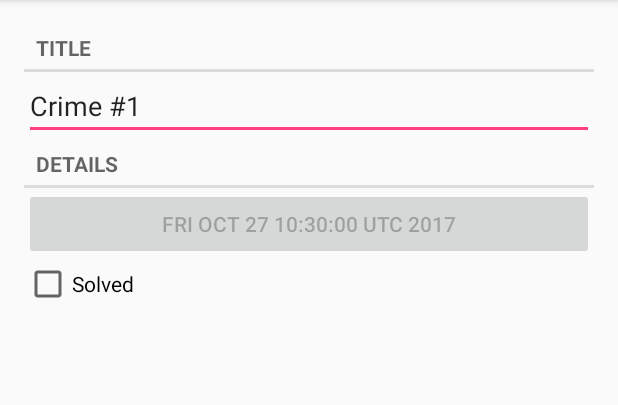
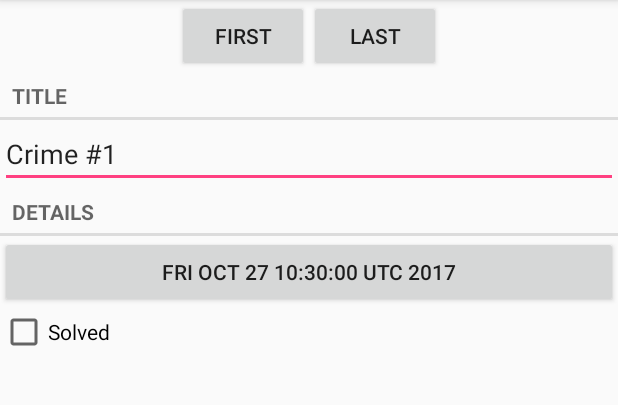
Before and after one commit to hatemsalem/CriminalIntent, an Android app: the screen it shows after launch (CrimeActivity before the commit, CrimePagerActivity after it), after a tap on an icon or button, on a phone screen of 412 x 824 dp, the part 84-489 px from its top. Run offline under Robolectric (Android 15) with nearby library versions, the phone set to English and light mode, and no system bars.

Commit message:
Implementation of Chapter 11 & Chapter 12

```diff
--- a/app/build.gradle
+++ b/app/build.gradle
@@ -26,6 +26,6 @@ dependencies {
     })
     compile 'com.android.support:appcompat-v7:26.+'
     compile 'com.android.support.constraint:constraint-layout:1.0.2'
+    compile 'com.android.support:recyclerview-v7:26.0.0-alpha1'
     testCompile 'junit:junit:4.12'
-    compile 'com.android.support:recyclerview-v7:26.0.0-alpha1'
 }
--- a/app/src/main/AndroidManifest.xml
+++ b/app/src/main/AndroidManifest.xml
@@ -18,6 +18,8 @@
         </activity>
         <activity android:name=".CrimeActivity">
         </activity>
+        <activity android:name=".CrimePagerActivity">
+        </activity>
     </application>
 
 </manifest>
--- a/app/src/main/java/com/itraters/criminalintent/CrimeFragment.java
+++ b/app/src/main/java/com/itraters/criminalintent/CrimeFragment.java
@@ -1,8 +1,11 @@
 package com.itraters.criminalintent;
 
+import android.app.Activity;
+import android.content.Intent;
 import android.os.Bundle;
 import android.support.annotation.Nullable;
 import android.support.v4.app.Fragment;
+import android.support.v4.app.FragmentManager;
 import android.text.Editable;
 import android.text.TextWatcher;
 import android.view.LayoutInflater;
@@ -13,6 +16,7 @@ import android.widget.CheckBox;
 import android.widget.CompoundButton;
 import android.widget.EditText;
 
+import java.util.Date;
 import java.util.UUID;
 
 import static android.widget.CompoundButton.*;
@@ -24,6 +28,8 @@ import static android.widget.CompoundButton.*;
 public class CrimeFragment extends Fragment
 {
     private static final String ARG_CRIME_ID="crimeId";
+    private static final String DIALOG_DATE="DialogDate";
+    private static final int REQUEST_DATE=0;
     private Crime crime;
     private Button dateButton;
     private EditText titleField;
@@ -53,8 +59,18 @@ public class CrimeFragment extends Fragment
 
         View v=inflater.inflate(R.layout.fragment_crime,container,false);
         dateButton=(Button)v.findViewById(R.id.crimeDate);
-        dateButton.setText(crime.getDate().toString());
-        dateButton.setEnabled(false);
+        updateDate();
+        dateButton.setOnClickListener(new OnClickListener()
+        {
+            @Override
+            public void onClick(View v)
+            {
+                FragmentManager fm=getFragmentManager();
+                DatePickerFragment dialog=DatePickerFragment.newInstance(crime.getDate());
+                dialog.setTargetFragment(CrimeFragment.this,REQUEST_DATE);
+                dialog.show(fm,DIALOG_DATE);
+            }
+        });
         titleField =(EditText) v.findViewById(R.id.crimeTitle);
         titleField.setText(crime.getTitle());
         titleField.addTextChangedListener(new TextWatcher()
@@ -92,4 +108,20 @@ public class CrimeFragment extends Fragment
         return  v;
     }
 
+    @Override
+    public void onActivityResult(int requestCode, int resultCode, Intent data)
+    {
+        if(resultCode== Activity.RESULT_OK && requestCode==REQUEST_DATE)
+        {
+            Date date=(Date)data.getSerializableExtra(DatePickerFragment.EXTRA_DATE);
+            crime.setDate(date);
+            updateDate();
+        }
+        super.onActivityResult(requestCode, resultCode, data);
+
+    }
+    private void updateDate()
+    {
+        dateButton.setText(crime.getDate().toString());
+    }
 }
--- a/app/src/main/java/com/itraters/criminalintent/CrimeListFragment.java
+++ b/app/src/main/java/com/itraters/criminalintent/CrimeListFragment.java
@@ -13,6 +13,7 @@ import android.text.format.DateFormat;
 import android.view.LayoutInflater;
 import android.view.View;
 import android.view.ViewGroup;
+import android.widget.Button;
 import android.widget.ImageView;
 import android.widget.TextView;
 import android.widget.Toast;
@@ -34,6 +35,7 @@ public class CrimeListFragment extends Fragment
         View view=inflater.inflate(R.layout.fragment_crime_list,container,false);
         crimesRecyclerView=view.findViewById(R.id.recyclerView);
         crimesRecyclerView.setLayoutManager(new LinearLayoutManager(getActivity()));
+
         return view;
     }
 
@@ -54,7 +56,7 @@ public class CrimeListFragment extends Fragment
         else
         {
             adapter.notifyDataSetChanged();
-            adapter.notifyItemChanged(lastViewedPosition);
+//            adapter.notifyItemChanged(lastViewedPosition);
 
         }
 
@@ -90,7 +92,7 @@ public class CrimeListFragment extends Fragment
                 @Override
                 public void onClick(View v)
                 {
-                   startActivity( CrimeActivity.newIntent(getActivity(),crime.getId()));
+                   startActivity( CrimePagerActivity.newIntent(getActivity(),position));
                     lastViewedPosition=position;
                 }
             });
--- /dev/null
+++ b/app/src/main/java/com/itraters/criminalintent/CrimePagerActivity.java
@@ -0,0 +1,95 @@
+package com.itraters.criminalintent;
+
+import android.content.Context;
+import android.content.Intent;
+import android.os.Bundle;
+import android.support.v4.app.Fragment;
+import android.support.v4.app.FragmentManager;
+import android.support.v4.app.FragmentStatePagerAdapter;
+import android.support.v4.view.ViewPager;
+import android.support.v7.app.AppCompatActivity;
+import android.util.AttributeSet;
+import android.view.View;
+import android.widget.Button;
+
+public class CrimePagerActivity extends AppCompatActivity
+{
+    ViewPager viewPager;
+    Button firstButton;
+    Button lastButton;
+    private static final String EXTRA_START_POS="com.itraters.criminalintent.start_pos";
+    public static Intent newIntent(Context ctx, int startPosition)
+    {
+        Intent intent=new Intent(ctx,CrimePagerActivity.class);
+        intent.putExtra(EXTRA_START_POS,startPosition);
+        return intent;
+    }
+
+
+
+    @Override
+    protected void onCreate(Bundle savedInstanceState)
+    {
+        super.onCreate(savedInstanceState);
+        setContentView(R.layout.activity_crime_pager);
+        viewPager=(ViewPager)findViewById(R.id.pageViewer);
+        firstButton=(Button)findViewById(R.id.firstButton);
+        lastButton=(Button)findViewById(R.id.lastButton);
+        firstButton.setOnClickListener(new View.OnClickListener()
+        {
+            @Override
+            public void onClick(View v)
+            {
+                viewPager.setCurrentItem(0);
+            }
+        });
+        lastButton.setOnClickListener(new View.OnClickListener()
+        {
+            @Override
+            public void onClick(View v)
+            {
+                viewPager.setCurrentItem(DataManager.getInstance().getCrimes().size()-1);
+            }
+        });
+
+        FragmentManager fm=getSupportFragmentManager();
+        viewPager.setAdapter(new FragmentStatePagerAdapter(fm)
+        {
+            @Override
+            public Fragment getItem(int position)
+            {
+                return CrimeFragment.newInstance(DataManager.getInstance().getCrimes().get(position).getId());
+            }
+
+            @Override
+            public int getCount()
+            {
+                return DataManager.getInstance().getCrimes().size();
+            }
+        });
+
+
+        viewPager.addOnPageChangeListener(new ViewPager.SimpleOnPageChangeListener()
+        {
+            @Override
+            public void onPageSelected(int position)
+            {
+                updateUI(position);
+            }
+        });
+        int position=getIntent().getIntExtra(EXTRA_START_POS,0);
+        viewPager.setCurrentItem(position);
+        updateUI(position);
+    }
+    public void updateUI(int position)
+    {
+        if(position==0)
+            firstButton.setEnabled(false);
+        else
+            firstButton.setEnabled(true);
+        if(position==DataManager.getInstance().getCrimes().size()-1)
+            lastButton.setEnabled(false);
+        else
+            lastButton.setEnabled(true);
+    }
+}
--- /dev/null
+++ b/app/src/main/res/layout/activity_crime_pager.xml
@@ -0,0 +1,32 @@
+<?xml version="1.0" encoding="utf-8"?>
+<LinearLayout  xmlns:android="http://schemas.android.com/apk/res/android"
+               android:layout_width="match_parent"
+               android:layout_height="match_parent"
+
+               android:orientation="vertical">
+
+
+
+    <LinearLayout
+        android:layout_width="match_parent"
+        android:layout_height="wrap_content"
+        android:gravity="center_horizontal"
+        android:orientation="horizontal">
+        <Button
+            android:id="@+id/firstButton"
+            android:layout_width="wrap_content"
+            android:layout_height="wrap_content"
+            android:text="@string/firstButton"/>
+        <Button
+            android:id="@+id/lastButton"
+            android:layout_width="wrap_content"
+            android:layout_height="wrap_content"
+            android:text="@string/lastButton"/>
+    </LinearLayout>
+
+    <android.support.v4.view.ViewPager
+        android:id="@+id/pageViewer"
+        android:layout_width="match_parent"
+        android:layout_height="match_parent">
+    </android.support.v4.view.ViewPager>
+</LinearLayout>
--- /dev/null
+++ b/app/src/main/res/layout/dialog_date.xml
@@ -0,0 +1,6 @@
+<?xml version="1.0" encoding="utf-8"?>
+<DatePicker xmlns:android="http://schemas.android.com/apk/res/android"
+    android:id="@+id/datePicker"
+    android:layout_width="wrap_content"
+    android:layout_height="wrap_content"
+    android:calendarViewShown="false"/>
--- a/app/src/main/res/values/strings.xml
+++ b/app/src/main/res/values/strings.xml
@@ -4,4 +4,7 @@
     <string name="crimeTitleLabel">Title</string>
     <string name="crimeDetailsLabel">Details</string>
     <string name="crimeSolvedLabel">Solved</string>
+    <string name="firstButton">First</string>
+    <string name="lastButton">Last</string>
+    <string name="datePickerTitle">Date of Crime:</string>
 </resources>
```
Also changed, not shown: app/src/main/java/com/itraters/criminalintent/DatePickerFragment.java (added, +75 -0 lines), app/src/main/res/layout/fragment_crime_list.xml (line endings or trailing spaces).
